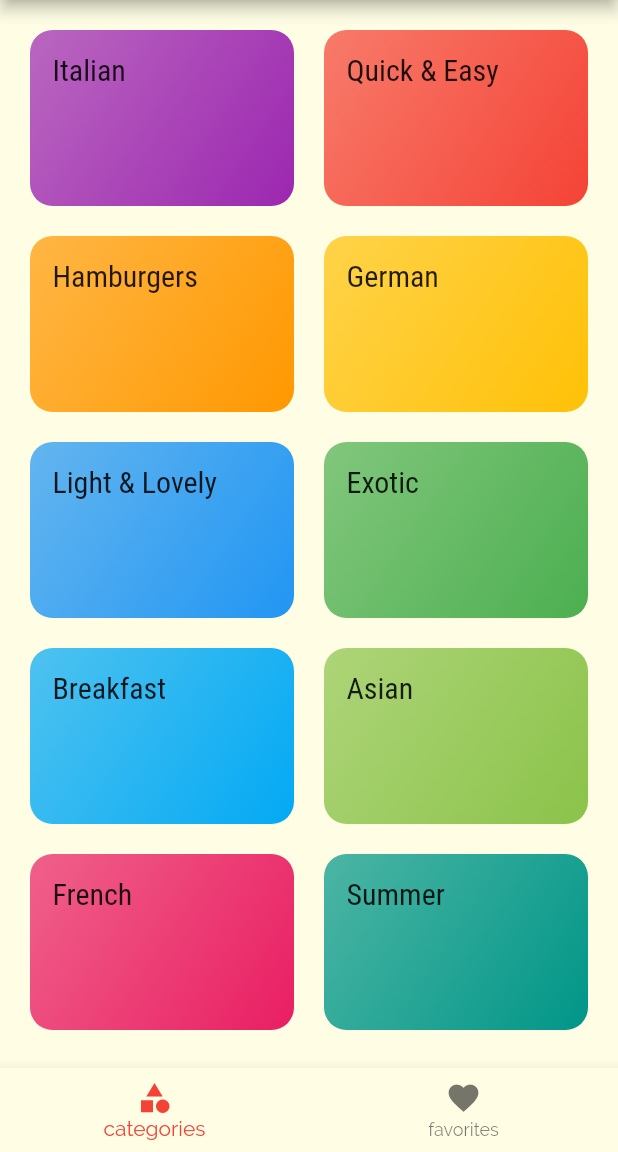
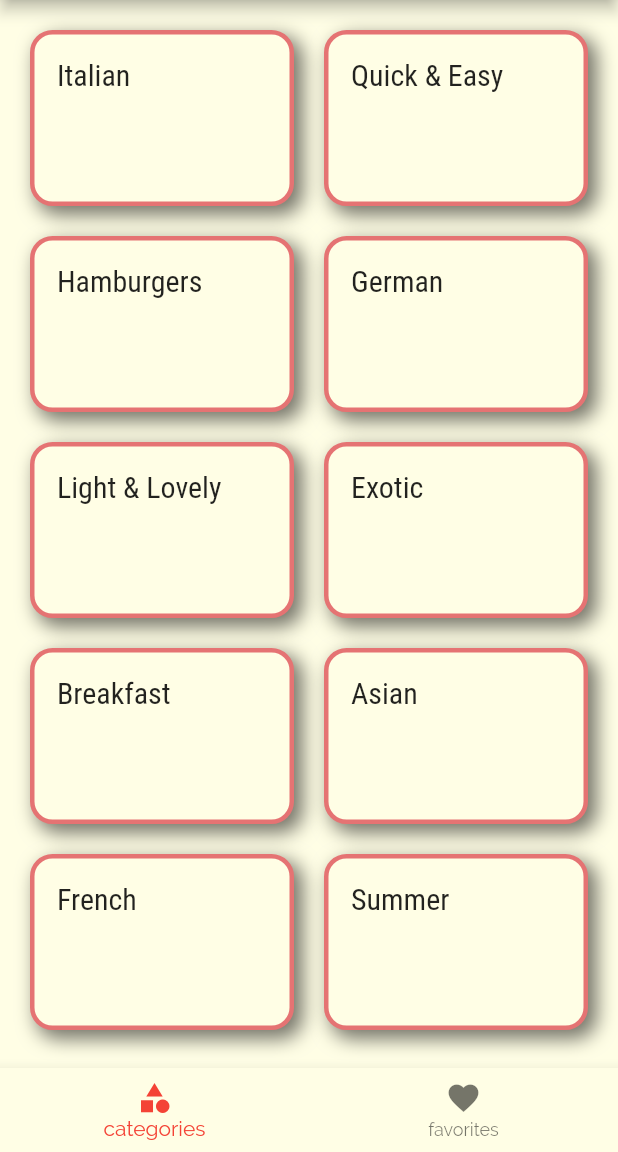
Before and after one commit to Matheus-IT/deli_meals, a Flutter app: the screen it shows after launch, on a phone screen of 412 x 824 dp, the part 84-1236 px from its top. Run offline on Flutter 3.47's test engine with Material 2 defaults, Android fonts, the phone set to English and light mode, and no system bars.

Commit message:
Adjusting colors

```diff
--- a/lib/components/category.dart
+++ b/lib/components/category.dart
@@ -24,10 +24,21 @@ class Category extends StatelessWidget {
       child: Container(
         padding: const EdgeInsets.all(15),
         decoration: BoxDecoration(
-          gradient: LinearGradient(
-            colors: [categoryModel.color.withOpacity(0.7), categoryModel.color],
-            begin: Alignment.topLeft,
-            end: Alignment.bottomRight,
+          color: Theme.of(context).canvasColor,
+          boxShadow: const [
+            BoxShadow(
+              color: Colors.black54,
+              blurRadius: 10.0, // soften the shadow
+              spreadRadius: 1.0, //extend the shadow
+              offset: Offset(
+                5.0, // Move to right 10  horizontally
+                5.0, // Move to bottom 10 Vertically
+              ),
+            )
+          ],
+          border: Border.all(
+            color: Colors.red[300]!,
+            width: 3.0,
           ),
           borderRadius: BorderRadius.circular(15),
         ),
```
